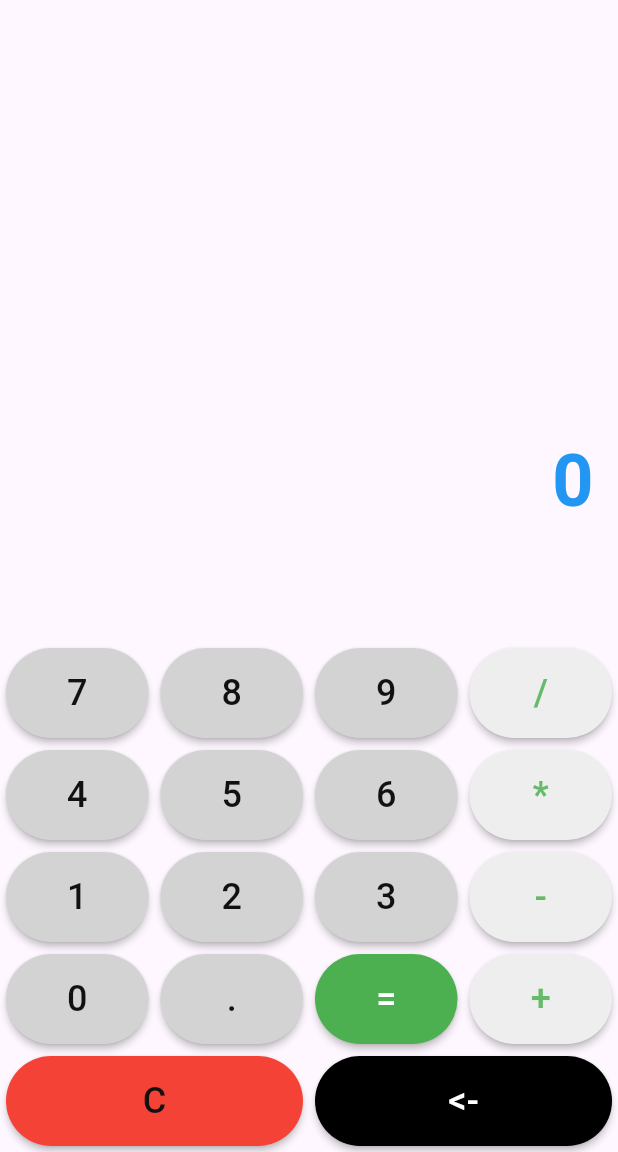
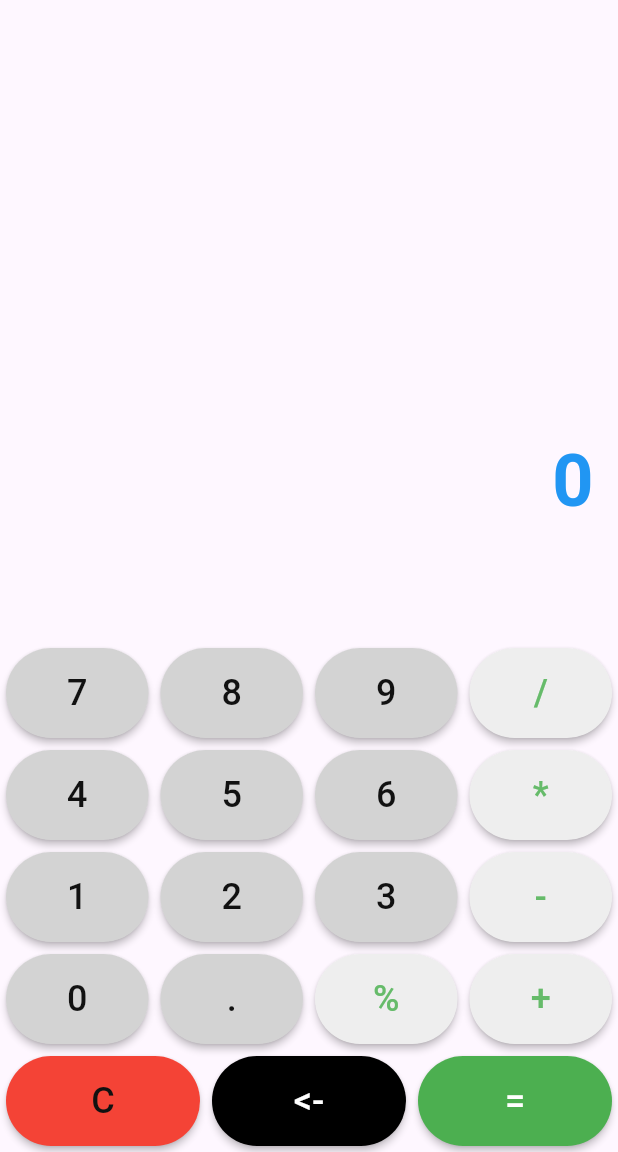
Before and after one commit to elijahcastillo/FlutterCalculator, a Flutter app: the screen it shows after launch, on a phone screen of 412 x 824 dp, the part 84-1236 px from its top. Run offline on Flutter 3.47's test engine with Material 3 defaults, Android fonts, the phone set to English and light mode, and no system bars; missing offline and left inert: expressions.

Commit message:
Add MOD operator to the calculator

```diff
--- a/lib/main.dart
+++ b/lib/main.dart
@@ -179,8 +179,7 @@ class _CalculatorScreenState extends State<CalculatorScreen> {
                 children: [
                   buildButton("0"),
                   buildButton("."),
-                  buildButton("=",
-                      backgroundColor: Colors.green, textColor: Colors.white),
+                  buildOperationButton("%"),
                   buildOperationButton("+"),
                 ],
               ),
@@ -189,6 +188,8 @@ class _CalculatorScreenState extends State<CalculatorScreen> {
                   buildButton("C", backgroundColor: Colors.red),
                   buildButton("<-",
                       backgroundColor: Colors.black, textColor: Colors.white),
+                  buildButton("=",
+                      backgroundColor: Colors.green, textColor: Colors.white),
                 ],
               ),
             ],
```
